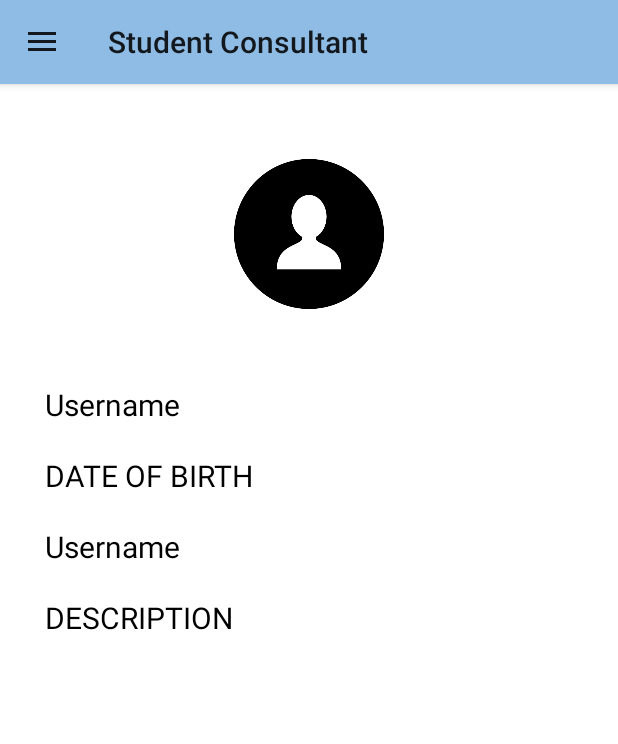
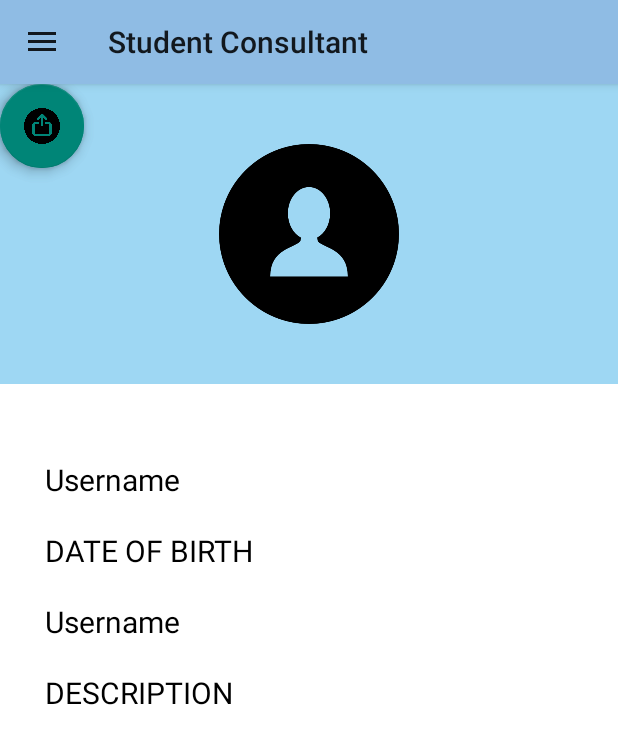
Before and after one commit to Karma8o1/FinalPrivate, an Android app: the Profile screen opened directly, with no data from a screen before it, on a phone screen of 412 x 824 dp. Shown: the top 744 px of the screen. Run offline under Robolectric (Android 15) with nearby library versions, the phone set to English and light mode, and no system bars; our stand-ins replace Firebase (no records; nobody signed in at launch, a user with empty details on screens opened directly); 5 statements that could not run were skipped.

Commit message:
FINALIZING PROJECT

```diff
--- a/app/src/main/java/com/example/stc/signup.java
+++ b/app/src/main/java/com/example/stc/signup.java
@@ -64,6 +64,7 @@ public class signup extends AppCompatActivity implements View.OnClickListener{
 
                         HashMap<String, String> userMap = new HashMap<>();
                         userMap.put("Displayname", username);
+                        userMap.put("EmailAddress", email);
                         userMap.put("DOB", dob);
                         userMap.put("city", city);
                         userMap.put("image", "default");
--- a/app/src/main/res/layout/fragment_profile.xml
+++ b/app/src/main/res/layout/fragment_profile.xml
@@ -4,18 +4,25 @@
     android:layout_width="match_parent"
     android:layout_height="match_parent"
     tools:context=".Profile"
-    android:paddingTop="50sp">
+    android:background="@color/white">
+    <RelativeLayout
+        android:layout_width="match_parent"
+        android:layout_height="200sp"
+        android:id="@+id/pr"
+        android:background="#9ED7F3"
+        android:gravity="center">
 <ImageView
     android:layout_width="match_parent"
-    android:layout_height="100sp"
+    android:layout_height="120sp"
     android:src="@drawable/users"
     android:id="@+id/pp"
     />
+    </RelativeLayout>
     <TextView
         android:layout_width="match_parent"
         android:layout_height="wrap_content"
         android:id="@+id/username"
-        android:layout_below="@id/pp"
+        android:layout_below="@id/pr"
         android:layout_marginTop="50sp"
         android:layout_marginStart="30sp"
         android:layout_marginEnd="30sp"
@@ -63,4 +70,13 @@
         android:textColor="@color/black"
         android:text="DESCRIPTION"
         />
+    <com.google.android.material.floatingactionbutton.FloatingActionButton
+        android:layout_width="wrap_content"
+        android:layout_height="wrap_content"
+        android:id="@+id/save"/>
+    <com.google.android.material.floatingactionbutton.FloatingActionButton
+        android:layout_width="wrap_content"
+        android:layout_height="wrap_content"
+        android:id="@+id/discard"
+        android:src="@drawable/upload"/>
 </RelativeLayout>
```
Also changed, not shown: app/src/main/res/drawable/upload.png (added).
